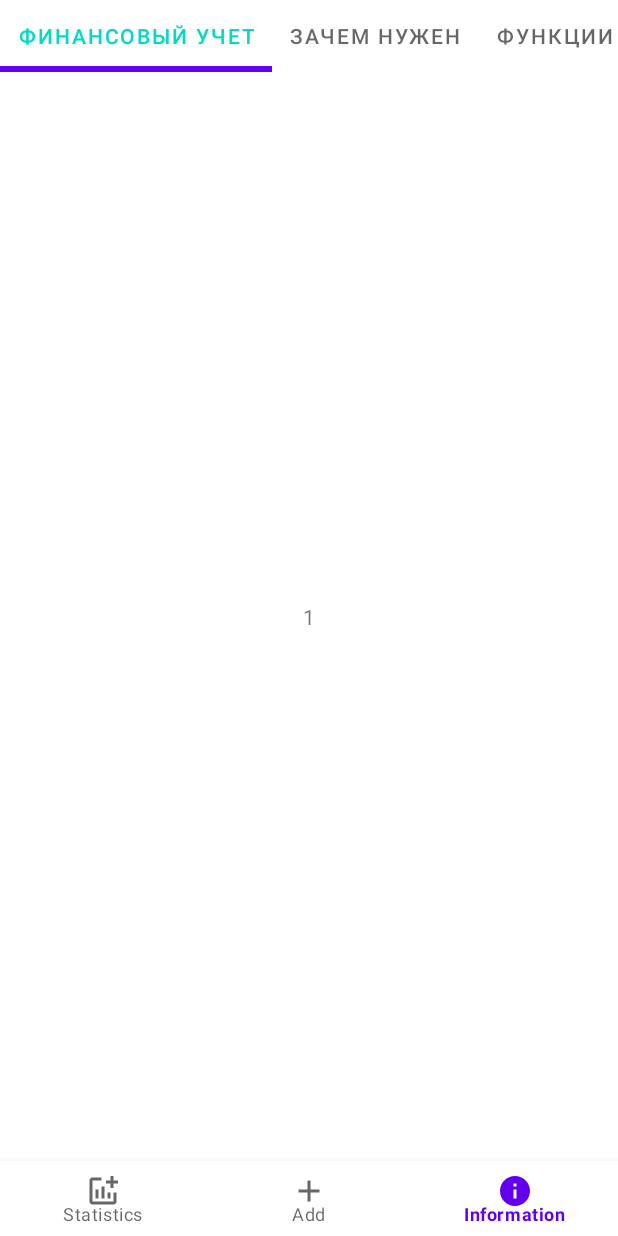
After one commit to YungDenn/CoinKeeper, an Android app: the Info_Fragment screen opened through its navigation route, on a phone screen of 412 x 824 dp. The commit adds this screen. Run offline under Robolectric (Android 15) with nearby library versions, the phone set to English and light mode, and no system bars; our stand-ins replace navigation-ui.

Commit message:
Create ViewPager with tab laout

```diff
--- a/app/src/main/java/com/example/coinkeeper/presentation/Add_Fragment.kt
+++ b/app/src/main/java/com/example/coinkeeper/presentation/Add_Fragment.kt
@@ -67,7 +67,7 @@ class Add_Fragment : Fragment(), FinanceItemFragment.OnEditingFinishedListener {
     ): View? {
         val view = inflater.inflate(R.layout.fragment_add_, container, false)
         setupRecyclerView(view)
-        return view
+            return view
     }
     private fun setupBalance(){
         val tv_Balance = requireActivity().findViewById<TextView>(R.id.tv_Balance)
--- /dev/null
+++ b/app/src/main/java/com/example/coinkeeper/presentation/Info_Fragment.kt
@@ -0,0 +1,48 @@
+package com.example.coinkeeper.presentation
+
+import android.os.Bundle
+import androidx.fragment.app.Fragment
+import android.view.LayoutInflater
+import android.view.View
+import android.view.ViewGroup
+import androidx.fragment.app.FragmentActivity
+import androidx.viewpager.widget.PagerAdapter
+import androidx.viewpager2.widget.ViewPager2
+import com.example.coinkeeper.R
+import com.google.android.material.tabs.TabLayout
+import com.google.android.material.tabs.TabLayoutMediator
+
+class Info_Fragment : Fragment() {
+
+
+    private lateinit var adapter: PagerViewAdapter
+    private lateinit var viewPager: ViewPager2
+    private lateinit var tabLayout: TabLayout
+
+
+    override fun onCreateView(
+        inflater: LayoutInflater, container: ViewGroup?,
+        savedInstanceState: Bundle?
+    ): View? {
+        val view = inflater.inflate(R.layout.fragment_info_, container, false)
+        setupAdapter(view)
+
+        val tab_names = resources.getStringArray(R.array.tab_names_string)
+
+        tabLayout = view.findViewById(R.id.tab_layout)
+        TabLayoutMediator(tabLayout, viewPager) { tab, position ->
+            tab.text = tab_names[position]
+
+        }.attach()
+
+        return view
+    }
+
+    private fun setupAdapter(view: View){
+        adapter = PagerViewAdapter(requireActivity())
+        viewPager = view.findViewById(R.id.pager)
+        viewPager.adapter = adapter
+    }
+
+
+}
--- /dev/null
+++ b/app/src/main/java/com/example/coinkeeper/presentation/PagerFragment.kt
@@ -0,0 +1,36 @@
+package com.example.coinkeeper.presentation
+
+import android.os.Bundle
+import androidx.fragment.app.Fragment
+import android.view.LayoutInflater
+import android.view.View
+import android.view.ViewGroup
+import android.widget.TextView
+import com.example.coinkeeper.R
+
+class PagerFragment : Fragment() {
+
+
+
+
+    override fun onCreateView(
+        inflater: LayoutInflater, container: ViewGroup?,
+        savedInstanceState: Bundle?
+    ): View? {
+        // Inflate the layout for this fragment
+        return inflater.inflate(R.layout.fragment_page, container, false)
+    }
+
+    override fun onViewCreated(view: View, savedInstanceState: Bundle?) {
+        super.onViewCreated(view, savedInstanceState)
+        arguments?.takeIf { it.containsKey(ARG_OBJECT) }?.apply {
+            val textView: TextView = view.findViewById(R.id.fp_tv_text)
+            textView.text = getInt(ARG_OBJECT).toString()
+        }
+    }
+
+    companion object{
+
+        const val ARG_OBJECT = "object"
+    }
+}
--- /dev/null
+++ b/app/src/main/java/com/example/coinkeeper/presentation/PagerViewAdapter.kt
@@ -0,0 +1,22 @@
+package com.example.coinkeeper.presentation
+
+import android.os.Bundle
+import androidx.fragment.app.Fragment
+import androidx.fragment.app.FragmentActivity
+import androidx.viewpager2.adapter.FragmentStateAdapter
+import com.example.coinkeeper.R
+import com.example.coinkeeper.presentation.PagerFragment.Companion.ARG_OBJECT
+
+class PagerViewAdapter(fragment: FragmentActivity) : FragmentStateAdapter(fragment) {
+
+    override fun getItemCount(): Int = 5
+
+    override fun createFragment(position: Int): Fragment {
+        val fragment = PagerFragment()
+        fragment.arguments = Bundle().apply {
+            putInt(ARG_OBJECT, position + 1)
+
+        }
+        return fragment
+    }
+}
--- a/app/src/main/java/com/example/coinkeeper/presentation/info_Fragment.kt
+++ /dev/null
@@ -1,28 +0,0 @@
-package com.example.coinkeeper.presentation
-
-import android.os.Bundle
-import androidx.fragment.app.Fragment
-import android.view.LayoutInflater
-import android.view.View
-import android.view.ViewGroup
-import com.example.coinkeeper.R
-
-
-class info_Fragment : Fragment() {
-
-
-    override fun onCreate(savedInstanceState: Bundle?) {
-        super.onCreate(savedInstanceState)
-
-    }
-
-    override fun onCreateView(
-        inflater: LayoutInflater, container: ViewGroup?,
-        savedInstanceState: Bundle?
-    ): View? {
-        // Inflate the layout for this fragment
-        return inflater.inflate(R.layout.fragment_info_, container, false)
-    }
-
-
-}
--- a/app/src/main/res/layout/fragment_info_.xml
+++ b/app/src/main/res/layout/fragment_info_.xml
@@ -1,17 +1,30 @@
 <?xml version="1.0" encoding="utf-8"?>
-<FrameLayout xmlns:android="http://schemas.android.com/apk/res/android"
+<androidx.constraintlayout.widget.ConstraintLayout xmlns:android="http://schemas.android.com/apk/res/android"
+    xmlns:app="http://schemas.android.com/apk/res-auto"
     xmlns:tools="http://schemas.android.com/tools"
     android:layout_width="match_parent"
     android:layout_height="match_parent"
-    tools:context=".presentation.info_Fragment">
+    tools:context=".presentation.Info_Fragment">
 
-    <TextView
+    <com.google.android.material.tabs.TabLayout
+        android:id="@+id/tab_layout"
+        app:tabSelectedTextColor="@color/teal_200"
+        app:tabIndicatorHeight="4dp"
+        app:tabMode="scrollable"
         android:layout_width="match_parent"
-        android:layout_height="match_parent"
-        android:text="info" />
+        android:layout_height="wrap_content"
+        app:layout_constraintEnd_toEndOf="parent"
+        app:layout_constraintStart_toStartOf="parent"
+        app:layout_constraintTop_toTopOf="parent"
+        tools:ignore="SpeakableTextPresentCheck" />
 
     <androidx.viewpager2.widget.ViewPager2
-        android:layout_width="match_parent"
-        android:layout_height="match_parent" />
+        android:id="@+id/pager"
+        android:layout_width="0dp"
+        android:layout_height="0dp"
+        app:layout_constraintBottom_toBottomOf="parent"
+        app:layout_constraintEnd_toEndOf="parent"
+        app:layout_constraintStart_toStartOf="parent"
+        app:layout_constraintTop_toBottomOf="@+id/tab_layout" />
 
-</FrameLayout>
+</androidx.constraintlayout.widget.ConstraintLayout>
--- /dev/null
+++ b/app/src/main/res/layout/fragment_page.xml
@@ -0,0 +1,20 @@
+<?xml version="1.0" encoding="utf-8"?>
+<androidx.constraintlayout.widget.ConstraintLayout xmlns:android="http://schemas.android.com/apk/res/android"
+    xmlns:app="http://schemas.android.com/apk/res-auto"
+    xmlns:tools="http://schemas.android.com/tools"
+    android:layout_width="match_parent"
+    android:layout_height="match_parent"
+    tools:context=".presentation.PagerFragment">
+
+
+
+    <TextView
+        android:id="@+id/fp_tv_text"
+        android:layout_width="wrap_content"
+        android:layout_height="wrap_content"
+        android:text="TextView"
+        app:layout_constraintBottom_toBottomOf="parent"
+        app:layout_constraintEnd_toEndOf="parent"
+        app:layout_constraintStart_toStartOf="parent"
+        app:layout_constraintTop_toTopOf="parent" />
+</androidx.constraintlayout.widget.ConstraintLayout>
--- a/app/src/main/res/navigation/my_nav.xml
+++ b/app/src/main/res/navigation/my_nav.xml
@@ -12,7 +12,7 @@
         tools:layout="@layout/fragment_add_" />
     <fragment
         android:id="@+id/info_Fragment"
-        android:name="com.example.coinkeeper.presentation.info_Fragment"
+        android:name="com.example.coinkeeper.presentation.Info_Fragment"
         android:label="fragment_info_"
         tools:layout="@layout/fragment_info_" />
     <fragment
--- a/app/src/main/res/values/strings.xml
+++ b/app/src/main/res/values/strings.xml
@@ -7,5 +7,7 @@
     <string name="error_input_count">Invalid number</string>
     <string name="error_input_name">Invalid name</string>
     <string name="balance">%s</string>
+    <!-- TODO: Remove or change this placeholder text -->
+    <string name="hello_blank_fragment">Hello blank fragment</string>
 
 </resources>
--- /dev/null
+++ b/app/src/main/res/values/tab_names.xml
@@ -0,0 +1,12 @@
+<?xml version="1.0" encoding="utf-8"?>
+<resources>
+
+    <string-array name="tab_names_string">
+        <item>Финансовый учет</item>
+        <item>Зачем нужен</item>
+        <item>Функции</item>
+        <item>Виды</item>
+        <item>Заключение</item>
+    </string-array>
+
+</resources>
```
